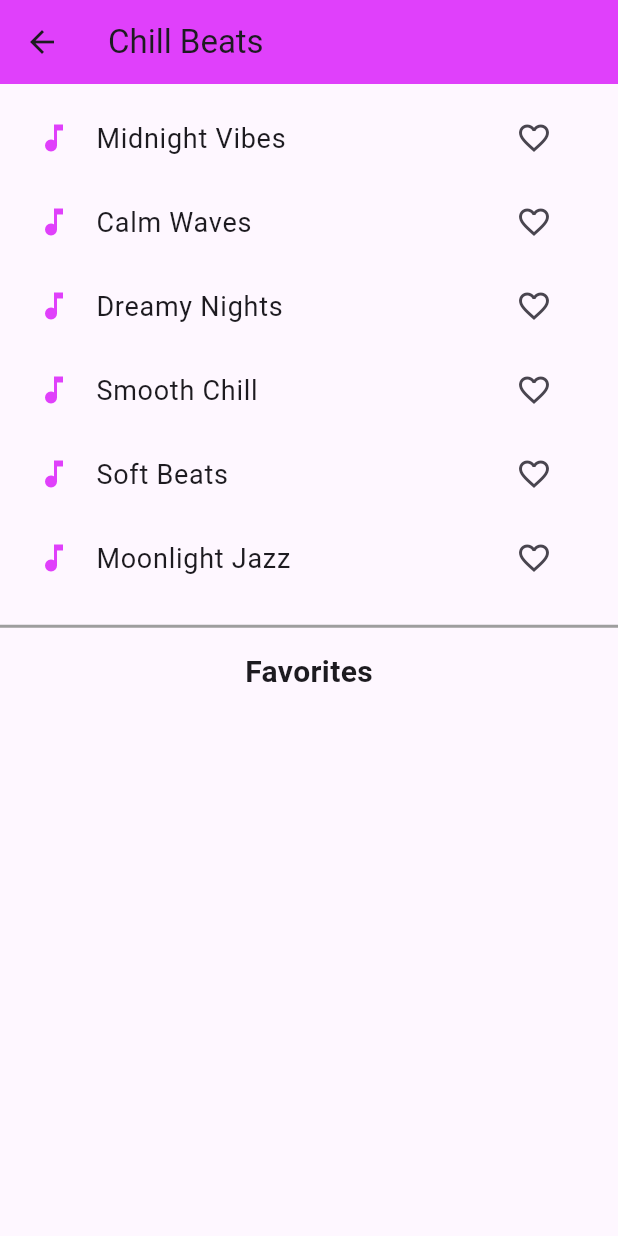
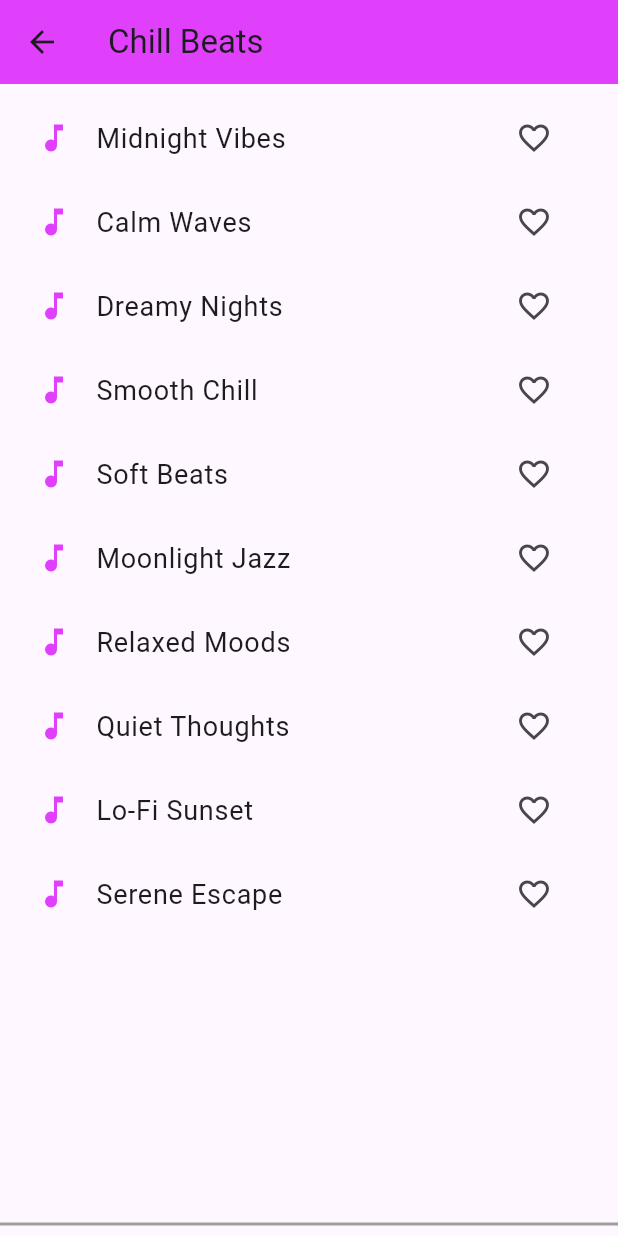
Before and after one commit to pherneaspherb/cc206_emoti_sense, a Flutter app: the ChillBeatsPage screen opened directly, on a phone screen of 412 x 824 dp. Run offline on Flutter 3.47's test engine with Material 3 defaults, Android fonts, the light colour scheme and no system bars.

Commit message:
lastUpdateDashboard-beforeMerging

```diff
--- a/lib/features/chill_beats_page.dart
+++ b/lib/features/chill_beats_page.dart
@@ -1,4 +1,3 @@
-// chill_beats_page.dart
 import 'package:flutter/material.dart';
 
 class ChillBeatsPage extends StatefulWidget {
@@ -85,6 +84,7 @@
             ),
           ),
           const Divider(thickness: 2, color: Colors.grey),
+          if (favoriteSongs.isNotEmpty)
             Padding(
               padding: const EdgeInsets.all(8.0),
               child: Text(
@@ -92,7 +92,9 @@
                 style: TextStyle(fontSize: 20, fontWeight: FontWeight.bold),
               ),
             ),
-          Expanded(
+          if (favoriteSongs.isNotEmpty)
+            SizedBox(
+              height: 150, // Set a fixed height for the favorites section
               child: ListView.builder(
                 padding: const EdgeInsets.all(8),
                 itemCount: favoriteSongs.length,
```
Also changed, not shown: lib/features/discover_page.dart (+12 -2 lines), lib/features/discover_sections/music.dart (+34 -22 lines). Lines whose indentation alone changed are shown as unchanged.
